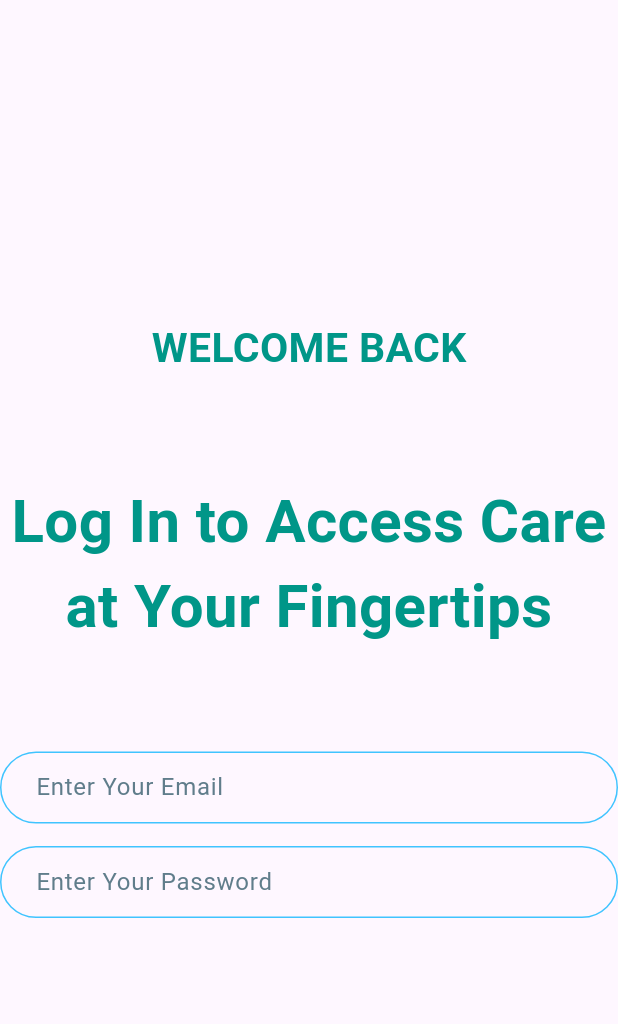
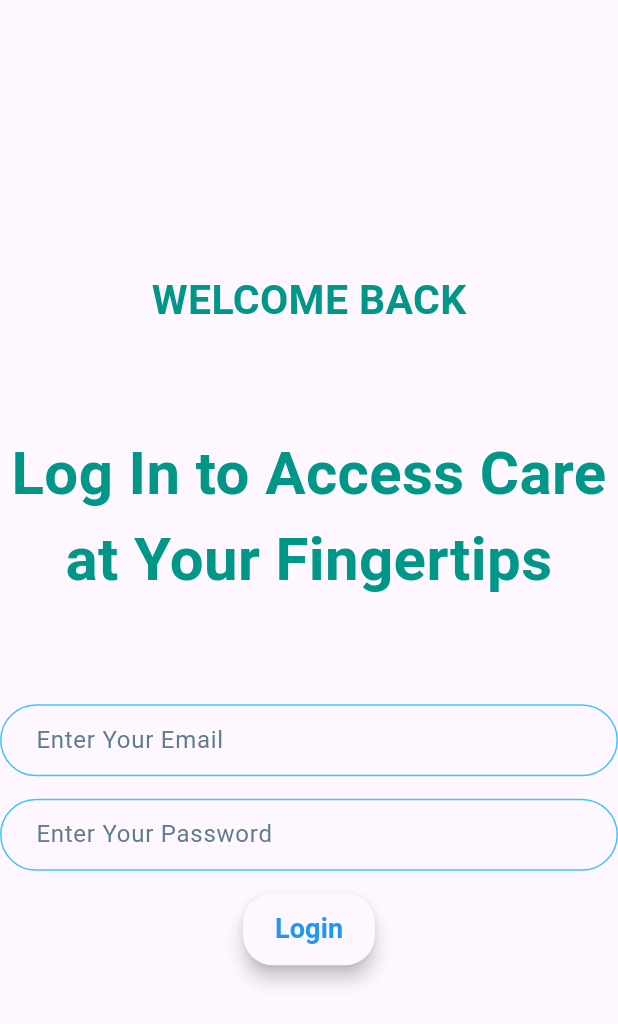
Before and after one commit to ezedin130/pharmaapp, a Flutter app: the screen it shows after launch, after a tap on "Login", on a phone screen of 412 x 824 dp. Shown: the top 1024 px of the screen. Run offline on Flutter 3.47's test engine with Material 3 defaults, Android fonts, the phone set to English and light mode, and no system bars; drawn by our look-alikes of animated_text_kit.

Commit message:
modified:   analysis_options.yaml 	new file:   lib/Screens/HomeScreen.dart 	modified:   lib/Screens/LoginScreen.dart 	modified:   lib/Screens/RegisterScreen.dart 	modified:   lib/Screens/WelcomeScreen.dart 	modified:   lib/main.dart

```diff
--- a/analysis_options.yaml
+++ b/analysis_options.yaml
@@ -7,6 +7,10 @@
 
 # The following line activates a set of recommended lints for Flutter apps,
 # packages, and plugins designed to encourage good coding practices.
+analyzer:
+  errors:
+    file_names: ignore
+    prefer_const_declarations: ignore
 include: package:flutter_lints/flutter.yaml
 
 linter:
--- a/lib/Screens/LoginScreen.dart
+++ b/lib/Screens/LoginScreen.dart
@@ -72,7 +72,24 @@ class _MyWidgetState extends State<LoginScreen>
               hintText: 'Enter Your Password',
             ),
             onChanged: (value) {},
-          )
+          ),
+          SizedBox(
+            height: 15.0,
+          ),
+          Material(
+            elevation: 5.0,
+            borderRadius: BorderRadius.circular(20.0),
+            child: MaterialButton(
+              onPressed: () {},
+              child: Text(
+                'Login',
+                style: TextStyle(
+                    fontSize: 18.0,
+                    fontWeight: FontWeight.bold,
+                    color: Colors.blue),
+              ),
+            ),
+          ),
         ],
       )),
     );
--- a/lib/Screens/WelcomeScreen.dart
+++ b/lib/Screens/WelcomeScreen.dart
@@ -14,34 +14,34 @@ class WelcomeScreen extends StatefulWidget {
 
 class _WelcomeScreenState extends State<WelcomeScreen>
     with SingleTickerProviderStateMixin {
-  late AnimationController controller;
-  late Animation animation;
-  @override
-  void initState() {
-    controller =
-        AnimationController(vsync: this, duration: Duration(seconds: 3));
+  // late AnimationController controller;
+  // late Animation animation;
+  // @override
+  // void initState() {
+  //   controller =
+  //       AnimationController(vsync: this, duration: Duration(seconds: 3));
 
-    animation = ColorTween(begin: Colors.lightBlueAccent, end: Colors.teal)
-        .animate(controller);
+  //   animation = ColorTween(begin: Colors.lightBlueAccent, end: Colors.teal)
+  //       .animate(controller);
 
-    controller.forward();
+  //   controller.forward();
 
-    controller.addListener(() {
-      setState(() {});
-    });
-    super.initState();
-  }
+  //   controller.addListener(() {
+  //     setState(() {});
+  //   });
+  //   super.initState();
+  // }
 
-  @override
-  void dispose() {
-    controller.dispose();
-    super.dispose();
-  }
+  // @override
+  // void dispose() {
+  //   controller.dispose();
+  //   super.dispose();
+  // }
 
   @override
   Widget build(BuildContext context) {
     return Scaffold(
-        backgroundColor: animation.value,
+        //backgroundColor: animation.value,
         body: SafeArea(
           child: Padding(
               padding: const EdgeInsets.only(top: 200.0, bottom: 32.0),
@@ -54,9 +54,7 @@ class _WelcomeScreenState extends State<WelcomeScreen>
                         fontWeight: FontWeight.bold),
                     child: AnimatedTextKit(
                       animatedTexts: [
-                        TypewriterAnimatedText('YOUR HEALTH',
-                            speed: Duration(milliseconds: 500)),
-                        TypewriterAnimatedText('OUR PRIORITY',
+                        TypewriterAnimatedText('YOUR HEALTH IS OUR TOP PRIORITY',
                             speed: Duration(milliseconds: 500)),
                       ],
                       repeatForever: true,
--- a/lib/main.dart
+++ b/lib/main.dart
@@ -2,6 +2,7 @@ import 'package:flutter/material.dart';
 import 'package:pharma/Screens/LoginScreen.dart';
 import 'package:pharma/Screens/WelcomeScreen.dart';
 import 'package:pharma/Screens/RegisterScreen.dart';
+import 'Screens/HomeScreen.dart';
 
 void main() {
   runApp(const MyApp());
@@ -18,7 +19,8 @@ class MyApp extends StatelessWidget {
       routes: {
         WelcomeScreen.id: (context) => WelcomeScreen(),
         RegisterScreen.id: (context) => RegisterScreen(),
-        LoginScreen.id: (context) => LoginScreen()
+        LoginScreen.id: (context) => LoginScreen(),
+        HomeScreen.id: (context) => HomeScreen(),
       },
     );
   }
```
Also changed, not shown: lib/Screens/HomeScreen.dart (added, +116 -0 lines), lib/Screens/RegisterScreen.dart (+21 -1 lines).
